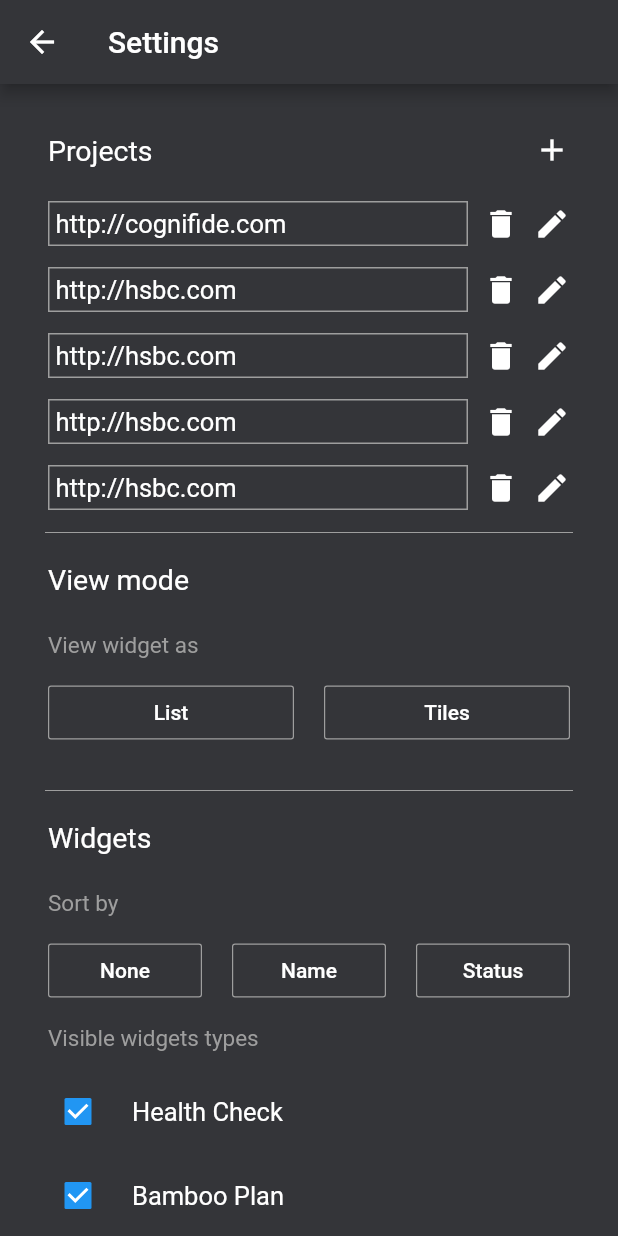
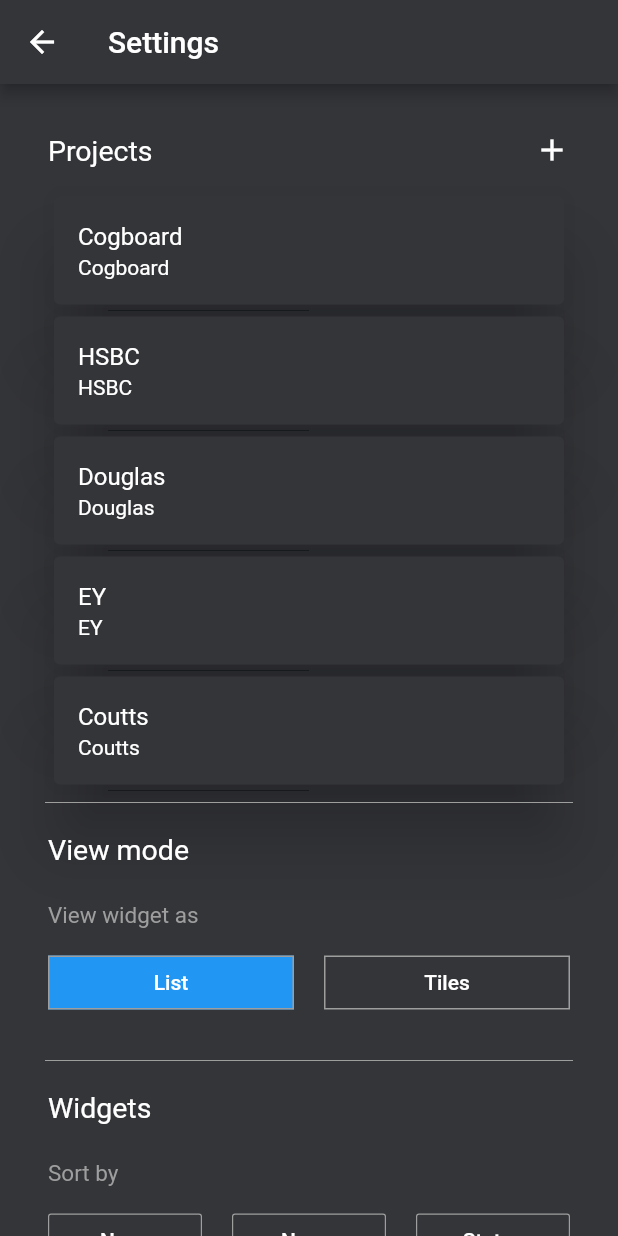
Before and after one commit to wttech/cogboard-mobile, a Flutter app: the SettingsScreen screen opened by its route, after a tap on "List", on a phone screen of 412 x 824 dp. Run offline on Flutter 3.47's test engine with Material 2 defaults, Android fonts, the phone set to English and light mode, and no system bars; our stand-ins replace shared_preferences; accounts and stored records are empty.

Commit message:
Settings provider setup, view mode widget fix

```diff
--- a/lib/main.dart
+++ b/lib/main.dart
@@ -1,4 +1,3 @@
-import 'package:cogboardmobileapp/db/db.dart';
 import 'package:flutter/material.dart';
 import 'package:flutter/services.dart';
 
@@ -18,7 +17,6 @@ void main() async {
   SystemChrome.setPreferredOrientations(
       [DeviceOrientation.portraitUp, DeviceOrientation.portraitDown]);
 
-  await ApplicationDatabase.init();
   runApp(CogboardApp());
 }
 
--- a/lib/models/connection_model.dart
+++ b/lib/models/connection_model.dart
@@ -1,22 +1,29 @@
-import 'package:flutter/rendering.dart';
+import 'dart:convert';
+
+import 'package:flutter/cupertino.dart';
 
 class Connection {
-  final int id;
   final String url;
-  final int lastVisited;
+//  final bool lastVisited;
+  final String name;
+  bool isActive;
 
-  Connection({this.id, this.url, this.lastVisited});
+  Connection({this.url, this.name, this.isActive});
 
-  Map<String, dynamic> toMap() {
-    Map<String, dynamic> map = {'url': url, 'lastVisited': lastVisited};
+  Map<String, dynamic> toJson() => {
+        'url': url,
+//        'lastVisited': lastVisited,
+        'name': name,
+        'isActive': isActive,
+      };
 
-    if (id != null) {
-      map['id'] = id;
-    }
-    return map;
+  factory Connection.fromJson(Map<String, dynamic> json) {
+    return Connection(
+      url: json['url'],
+//      lastVisited: json['lastVisited'],
+      name: json['name'],
+      isActive: json['isActive'],
+    );
   }
 
-  String toString() {
-    return "Connection $id: $url $lastVisited";
-  }
 }
--- /dev/null
+++ b/lib/models/hints_model.dart
@@ -0,0 +1,4 @@
+enum Hints {
+  On,
+  Off
+}
--- a/lib/models/settings_tab.dart
+++ b/lib/models/settings_tab.dart
@@ -1,23 +1,17 @@
-import 'package:flutter/material.dart';
-
-enum SettingsViewMode { List, Tiles }
-
-enum SettingsSortBy { None, Name, Status }
-
-enum SettingsShowHints { On, Off }
-
-class Project {
-  final String name;
-  final String ipAddress;
-
-  Project({
-    @required this.name,
-    @required this.ipAddress});
-}
-
-class WidgetType {
-  final String name;
-
-  WidgetType({
-    @required this.name});
-}
+//import 'package:flutter/material.dart';
+//
+//class Connection {
+//  final String name;
+//  final String ipAddress;
+//
+//  Connection({
+//    @required this.name,
+//    @required this.ipAddress});
+//}
+//
+//class WidgetType {
+//  final String name;
+//
+//  WidgetType({
+//    @required this.name});
+//}
--- /dev/null
+++ b/lib/models/view_mode_model.dart
@@ -0,0 +1,4 @@
+enum ViewMode {
+  List,
+  Tiles
+}
--- /dev/null
+++ b/lib/models/widget_model.dart
@@ -0,0 +1,31 @@
+import 'package:flutter/cupertino.dart';
+
+enum WidgetSortBy {
+  None,
+  Name,
+  Status
+}
+
+class WidgetType {
+  String name;
+  bool isVisible;
+
+  WidgetType({
+    @required this.name,
+    @required this.isVisible
+  });
+
+
+  Map<String, dynamic> toJson() => {
+    'name': name,
+    'isVisible': isVisible,
+  };
+
+  factory WidgetType.fromJson(Map<String, dynamic> json) {
+    return WidgetType(
+      name: json['name'],
+      isVisible: json['isVisible'],
+    );
+  }
+
+}
--- a/lib/providers/settings_provider.dart
+++ b/lib/providers/settings_provider.dart
@@ -1,75 +1,231 @@
-import 'package:cogboardmobileapp/models/settings_tab.dart';
+import 'dart:io';
+import 'dart:convert';
+
+import 'package:cogboardmobileapp/models/connection_model.dart';
+import 'package:cogboardmobileapp/models/hints_model.dart';
+import 'package:cogboardmobileapp/models/view_mode_model.dart';
+import 'package:cogboardmobileapp/models/widget_model.dart';
+import 'package:cogboardmobileapp/utils/shared_preferences_utils.dart';
+import 'package:flutter/foundation.dart';
 import 'package:flutter/material.dart';
+import 'package:shared_preferences/shared_preferences.dart';
 
 class SettingsProvider with ChangeNotifier {
-  final List<Project> _projects =  [
-    Project(
-      name: 'http://cognifide.com',
-      ipAddress: '3.12.192.1'
+
+  WidgetSortBy sortBy;
+  ViewMode viewAs;
+  Hints showHints;
+  bool settingsConfigFetched = false;
+
+
+
+
+  final List<Connection> _connections =  [
+    Connection(
+      url: 'http://cognifide.com',
+      name: 'Cogboard',
+      isActive: false
     ),
-    Project(
-        name: 'http://hsbc.com',
-        ipAddress: '3.122.192.1'
+    Connection(
+        url: 'http://cognifide.com',
+        name: 'HSBC',
+      isActive: false
     ),
-    Project(
-        name: 'http://hsbc.com',
-        ipAddress: '3.122.192.1'
+    Connection(
+        url: 'http://cognifide.com',
+        name: 'Douglas',
+      isActive: false
     ),
-    Project(
-        name: 'http://hsbc.com',
-        ipAddress: '3.122.192.1'
+    Connection(
+        url: 'http://cognifide.com',
+        name: 'EY',
+      isActive: false
     ),
-    Project(
-        name: 'http://hsbc.com',
-        ipAddress: '3.122.192.1'
+    Connection(
+        url: 'http://cognifide.com',
+        name: 'Coutts',
+      isActive: false
     ),
   ];
+  final SharedPref _sharedPref = new SharedPref();
+//  List<Connection> _connections;
 
   final List<WidgetType> _widgets =  [
     WidgetType(
-      name: 'Health Check'
+      name: 'Health Check',
+      isVisible: true,
     ),
     WidgetType(
-      name: 'Bamboo Plan'
+      name: 'Bamboo Plan',
+        isVisible: true
     ),
     WidgetType(
-      name: 'Bamboo Deployment'
+      name: 'Bamboo Deployment',
+        isVisible: true
     ),
     WidgetType(
-      name: 'Jenkins'
+      name: 'Jenkins',
+        isVisible: true
     ),
     WidgetType(
-      name: 'Checkbox'
+      name: 'Checkbox',
+        isVisible: true
     ),
     WidgetType(
-      name: 'SonarCube'
+      name: 'SonarCube',
+        isVisible: true
     ),
     WidgetType(
-      name: 'Text Widget'
+      name: 'Text Widget',
+        isVisible: true
     ),
     WidgetType(
-      name: 'Clock'
+      name: 'Clock',
+        isVisible: true
     ),
     WidgetType(
-      name: 'BundleInfo'
+      name: 'BundleInfo',
+        isVisible: true
     ),
     WidgetType(
-      name: 'ServiceCheck'
+      name: 'ServiceCheck',
+        isVisible: true
     ),
     WidgetType(
-      name: 'PersonDraw'
+      name: 'PersonDraw',
+        isVisible: true
     ),
     WidgetType(
-      name: 'IFrame'
+      name: 'IFrame',
+        isVisible: true
     ),
   ];
-
-  List<Project> get projects {
-    return _projects;
-  }
 
   List<WidgetType> get widgets {
     return _widgets;
   }
 
+  // SettingsProvider() {
+  //   loadConenctions();
+  // }
+
+//  Future<void> fetchConnections() async {
+//    _connections =
+//        Connection.decodeConnections(await _sharedPref.read('connections'));
+//    notifyListeners();
+//  }
+//
+  List<Connection> get connections {
+    return _connections;
+  }
+
+  initialValue() async {
+
+    _sharedPref.save('connections', _connections);
+    _sharedPref.save('widgetsTypes', _widgets);
+    WidgetSortBy sortBy = WidgetSortBy.Name;
+    _sharedPref.save('widgetsSortBy', describeEnum(sortBy).toString());
+    ViewMode viewAs = ViewMode.List;
+    _sharedPref.save('viewAs', describeEnum(viewAs).toString());
+    Hints showHints = Hints.Off;
+    _sharedPref.save('showHints', describeEnum(showHints).toString());
+
+
+  }
+
+  T enumFromString<T>(Iterable<T> values, String value) {
+    return values.firstWhere((type) => type.toString().split(".").last == value,
+        orElse: () => null);
+  }
+
+  Future<void> fetchConnections() async {
+    List<Connection> allConnections = (await _sharedPref.read(
+        'connections') as List).map((connection) =>
+        Connection.fromJson(connection)).toList();
+
+    for (var con in allConnections) {
+      print(con.name);
+    }
+  }
+
+  void addNewConnection(Connection newConnection) {
+    _connections.add(newConnection);
+    _sharedPref.save('connections', _connections);
+    notifyListeners();
+  }
+
+  void removeConnection(Connection removedConnection) {
+    _connections.remove(removedConnection);
+    _sharedPref.save('connections', _connections);
+    notifyListeners();
+  }
+
+  Future<void> fetchViewWidgetsAs() async {
+    viewAs = enumFromString(ViewMode.values, await _sharedPref.read('viewAs'));
+    print(viewAs.toString());
+  }
+
+  Future<void> fetchSettingsConfig() async {
+    if(!settingsConfigFetched) {
+      await fetchConnections();
+      await fetchWidgetsTypes();
+      await fetchWidgetsSortBy();
+      await fetchViewWidgetsAs();
+      await fetchShowHints();
+      settingsConfigFetched = true;
+      notifyListeners();
+    }
+  }
+
+  setViewWidgetsAs(ViewMode viewWidgetAs) {
+    viewAs = viewWidgetAs;
+    _sharedPref.save('viewAs', describeEnum(viewAs).toString());
+    notifyListeners();
+  }
+
+  ViewMode get ViewModeAs{
+    return viewAs;
+  }
+
+  Future<void> fetchWidgetsSortBy() async {
+    sortBy = enumFromString(WidgetSortBy.values, await _sharedPref.read('widgetsSortBy'));
+  }
+
+  setWidgetsSortBy(WidgetSortBy widgetSortBy) {
+    sortBy = widgetSortBy;
+    _sharedPref.save('viewAs', describeEnum(sortBy).toString());
+    notifyListeners();
+  }
+
+
+  Future<void> fetchWidgetsTypes() async {
+    List<WidgetType> allWidgetsTypes = (await _sharedPref.read(
+        'widgetsTypes') as List).map((widgetType) =>
+        WidgetType.fromJson(widgetType)).toList();
+
+    for (var con in allWidgetsTypes) {
+      print(con.name);
+    }
+  }
+
+  setWidgetTypeVisible(int index, bool value){
+    _widgets[index].isVisible = value;
+    _sharedPref.save('widgetsTypes', _widgets);
+    notifyListeners();
+  }
+
+  Future<void> fetchShowHints() async {
+    showHints = enumFromString(Hints.values, await _sharedPref.read('showHints'));
+    print(showHints.toString());
+  }
+
+  setShowHints(Hints newShowHints) {
+    showHints = newShowHints;
+    _sharedPref.save('showHints', describeEnum(showHints).toString());
+    notifyListeners();
+  }
+
+
+
+
 }
--- a/lib/screens/settings_project_list.dart
+++ b/lib/screens/settings_project_list.dart
@@ -1,3 +1,4 @@
+import 'package:cogboardmobileapp/models/connection_model.dart';
 import 'package:cogboardmobileapp/providers/settings_provider.dart';
 import 'package:flutter/cupertino.dart';
 import 'package:flutter/material.dart';
@@ -5,7 +6,7 @@ import 'package:provider/provider.dart';
 import 'package:cogboardmobileapp/models/settings_tab.dart';
 
 class SettingsProjectListScreen extends StatelessWidget {
-  final List<Project> projects;
+  final List<Connection> projects;
 
   SettingsProjectListScreen(this.projects);
 
@@ -19,39 +20,40 @@ class SettingsProjectListScreen extends StatelessWidget {
             return Row(
               children: <Widget>[
                 Expanded(
-                  child: Container(
-                    margin: EdgeInsets.symmetric(vertical: 7),
-                    padding: const EdgeInsets.all(4.0),
-                    decoration: BoxDecoration(
-                      border: Border.all(
-                        color: Colors.grey,
+                  child: Dismissible(
+                    key: UniqueKey(),
+                    background: Container(
+                      color: Theme.of(context).errorColor,
+                      child: Icon(
+                        Icons.delete,
+                        color: Colors.white,
+                        size: 40,
+                      ),
+                      alignment: Alignment.centerRight,
+                      padding: EdgeInsets.only(right: 20),
+                      margin: EdgeInsets.symmetric(
+                        horizontal: 15,
+                        vertical: 4,
                       ),
                     ),
-                    child: Text(
+                    direction: DismissDirection.endToStart,
+                    child: Card(
+                      color: Theme.of(context).primaryColor,
+                      elevation: 20,
+                      child: ListTile(
+                        title: Text(
                           project.name,
                           style: TextStyle(
                             color: Colors.white,
-                        fontSize: 17,
                           ),
                         ),
-                  ),
-                ),
-                Container(
-                  margin: EdgeInsets.symmetric(horizontal: 10),
-                  child: GestureDetector(
-                    onTap: () {},
-                    child: Icon(
-                      Icons.delete,
+                        subtitle: Text(
+                          project.name,
+                          style: TextStyle(
                             color: Colors.white,
                           ),
                         ),
                       ),
-                Container(
-                  child: GestureDetector(
-                    onTap: () {},
-                    child: Icon(
-                      Icons.edit,
-                      color: Colors.white,
                     ),
                   ),
                 ),
--- a/lib/screens/settings_screen.dart
+++ b/lib/screens/settings_screen.dart
@@ -6,7 +6,6 @@ import 'package:cogboardmobileapp/screens/settings_widgets.dart';
 import 'package:flutter/cupertino.dart';
 import 'package:flutter/material.dart';
 import 'package:provider/provider.dart';
-import 'package:shared_preferences/shared_preferences.dart';
 
 class SettingsScreen extends StatelessWidget {
   static const routeName = '/settings';
@@ -14,14 +13,21 @@ class SettingsScreen extends StatelessWidget {
   // TODO: #13, #14
   @override
   Widget build(BuildContext context) {
-    final settingsProvider = Provider.of<SettingsProvider>(context);
-    final settingsProjects = settingsProvider.projects;
-    final widgetProjects = settingsProvider.widgets;
+//    final settingsProvider = Provider.of<SettingsProvider>(context);
+//    final settingsProjects = settingsProvider.connections;
+//    final widgetProjects = settingsProvider.widgets;
+
+//    settingsProvider.initialValue();
+
     return Scaffold(
       appBar: AppBar(
         title: Text("Settings"),
       ),
-      body: SingleChildScrollView(
+      body: FutureBuilder(
+          future: Provider.of<SettingsProvider>(context, listen: false).fetchSettingsConfig(),
+          builder: (ctx, dataSnapshot) {
+            return Consumer<SettingsProvider>(builder: (ctx, settingsProvider, child) {
+              return SingleChildScrollView(
                 child: Container(
                   child: Column(
                     children: <Widget>[
@@ -63,13 +69,13 @@ class SettingsScreen extends StatelessWidget {
                           );
                         }),
                       ),
-              SettingsProjectListScreen(settingsProjects),
+                      SettingsProjectListScreen(settingsProvider.connections),
                       Divider(
                         color: Colors.grey,
                         indent: 30,
                         endIndent: 30,
                       ),
-              SettingsViewMode(),
+                      SettingsViewMode(settingsProvider.viewAs),
                       Divider(
                         color: Colors.grey,
                         indent: 30,
@@ -78,8 +84,7 @@ class SettingsScreen extends StatelessWidget {
                       Container(
                           padding: EdgeInsets.symmetric(horizontal: 32),
                           margin: EdgeInsets.only(bottom: 20),
-                child: SettingsWidgets(widgetProjects)
-              ),
+                          child: SettingsWidgets(settingsProvider.widgets)),
                       Divider(
                         color: Colors.grey,
                         indent: 30,
@@ -94,7 +99,9 @@ class SettingsScreen extends StatelessWidget {
                     ],
                   ),
                 ),
-      ),
+              );
+            });
+          }),
       backgroundColor: Theme.of(context).primaryColor,
     );
   }
--- a/lib/screens/settings_view_mode.dart
+++ b/lib/screens/settings_view_mode.dart
@@ -1,12 +1,20 @@
+import 'package:cogboardmobileapp/models/view_mode_model.dart';
 import 'package:cogboardmobileapp/providers/settings_provider.dart';
 import 'package:flutter/cupertino.dart';
+import 'package:flutter/foundation.dart';
 import 'package:flutter/material.dart';
 import 'package:provider/provider.dart';
-import 'package:cogboardmobileapp/models/settings_tab.dart';
 
 class SettingsViewMode extends StatelessWidget {
+
+  final ViewMode viewAs;
+
+  SettingsViewMode(this.viewAs);
+
+
   @override
   Widget build(BuildContext context) {
+    final settingsProvider = Provider.of<SettingsProvider>(context);
     return Container(
       padding: EdgeInsets.symmetric(horizontal: 32),
       margin: EdgeInsets.only(bottom: 20),
@@ -36,32 +44,36 @@ class SettingsViewMode extends StatelessWidget {
           Row(
             children: <Widget>[
               Expanded(
-                child: OutlineButton(
-                    borderSide: BorderSide(
-                      color: Colors.grey, //Color of the border
-                      style: BorderStyle.solid, //Style of the border
-                      width: 0.8, //width of the border
-                    ),
-                    textColor: Colors.white,
-                    splashColor: Colors.blue,
-                    onPressed: () {},
-                    child: Text("List"),
+                child: FlatButton(
+                  color: viewAs == ViewMode.List ? Colors.blue : Theme.of(context).primaryColor,
+                  shape: RoundedRectangleBorder(
+                      borderRadius: BorderRadius.circular(0.0),
+                      side: BorderSide(color: Colors.grey)
                   ),
+                  textColor: Colors.white,
+                  splashColor: Colors.blue,
+                  onPressed: () {
+                    settingsProvider.setViewWidgetsAs(ViewMode.List);
+                  },
+                  child: Text(describeEnum(ViewMode.List).toString()),
+                ),
               ),
               Padding(
                 padding: EdgeInsets.symmetric(horizontal: 10),
               ),
               Expanded(
-                child: OutlineButton(
-                  borderSide: BorderSide(
-                    color: Colors.grey, //Color of the border
-                    style: BorderStyle.solid, //Style of the border
-                    width: 0.8, //width of the border
+                child: FlatButton(
+                  color: viewAs == ViewMode.Tiles ? Colors.blue : Theme.of(context).primaryColor,
+                  shape: RoundedRectangleBorder(
+                      borderRadius: BorderRadius.circular(0.0),
+                      side: BorderSide(color: Colors.grey)
                   ),
                   textColor: Colors.white,
                   splashColor: Colors.blue,
-                  onPressed: () {},
-                  child: Text("Tiles"),
+                  onPressed: () {
+                    settingsProvider.setViewWidgetsAs(ViewMode.Tiles);
+                  },
+                  child: Text(describeEnum(ViewMode.Tiles).toString()),
                 ),
               ),
             ],
--- a/lib/screens/settings_widgets.dart
+++ b/lib/screens/settings_widgets.dart
@@ -1,3 +1,4 @@
+import 'package:cogboardmobileapp/models/widget_model.dart';
 import 'package:cogboardmobileapp/providers/settings_provider.dart';
 import 'package:flutter/cupertino.dart';
 import 'package:flutter/material.dart';
@@ -105,30 +106,20 @@ class _SettingsWidgetsState extends State<SettingsWidgets> {
             return Row(
               children: <Widget>[
                 Expanded(
-                  child: Theme(
-                    child: ListTileTheme(
-                      contentPadding: EdgeInsets.all(0),
-                      child: CheckboxListTile(
-                        value: this.checkboxValue,
-                        onChanged: (bool value) {
-                          setState(() {
-                            this.checkboxValue = value;
-                          });
-                        },
-                        controlAffinity: ListTileControlAffinity.leading,
-                        title: Text(
-                          widget.name,
-                          style: TextStyle(
-                            color: Colors.white,
-                            fontSize: 17,
-                          ),
-                        ),
+                  child: SwitchListTile(
+                    title: Text(
+                      widget.name,
+                      style: TextStyle(
+                        color: Colors.white,
                       ),
                     ),
-                    data: ThemeData(
-                      unselectedWidgetColor: Colors.white,
-                      toggleableActiveColor: Colors.blue,
-                    ),
+                    value: true,
+                    onChanged: (bool value) {
+                      setState(() {
+                        value = true;
+                      });
+                    },
+                    activeColor: Colors.blue,
                   ),
                 ),
               ],
```
Also changed, not shown: lib/db/db.dart (deleted, +0 -61 lines). Lines whose indentation alone changed are shown as unchanged.
